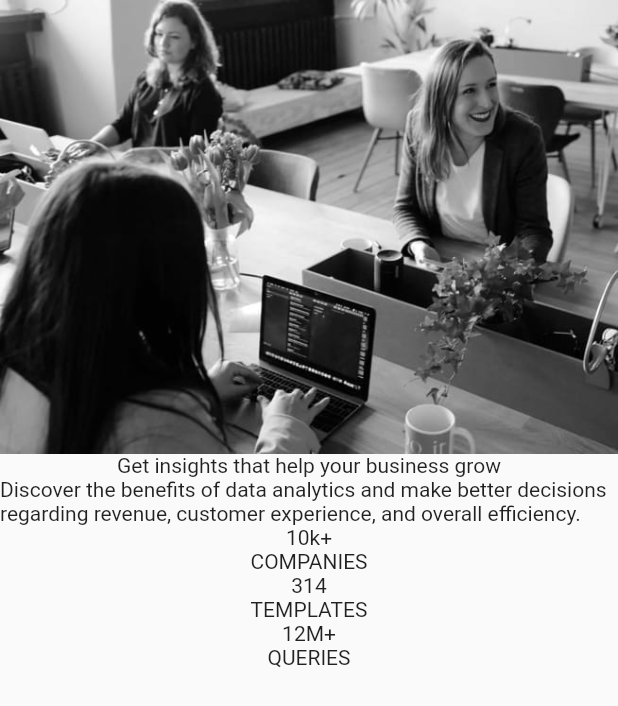
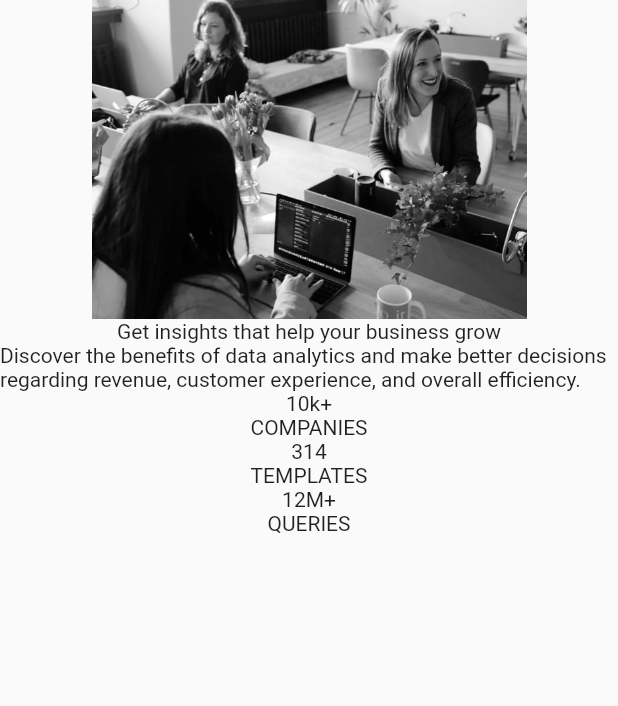
Before and after one commit to romofel/fm-stats_preview_card_component-flutter, a Flutter app: the screen it shows after launch, on a phone screen of 412 x 824 dp. Shown: the top 706 px of the screen. Run offline on Flutter 3.47's test engine with Material 2 defaults, Android fonts, the phone set to English and light mode, and no system bars.

Commit message:
Add explicit width to image

```diff
--- a/lib/pages/home_page.dart
+++ b/lib/pages/home_page.dart
@@ -7,7 +7,7 @@ class HomePage extends StatelessWidget {
       body: Container(
         child: Column(
           children: <Widget>[
-            Image.asset('assets/image-header-mobile.jpg'),
+            Image.asset('assets/image-header-mobile.jpg', width: 290),
             Container(
               child: Column(
                 children: <Widget>[
```
